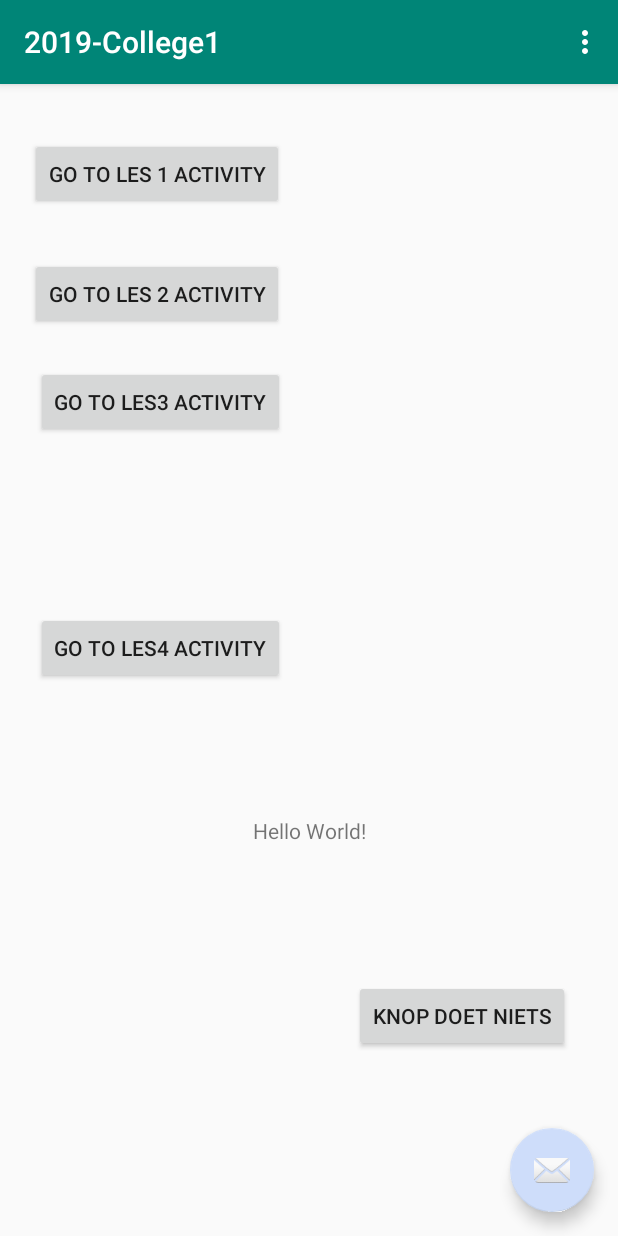
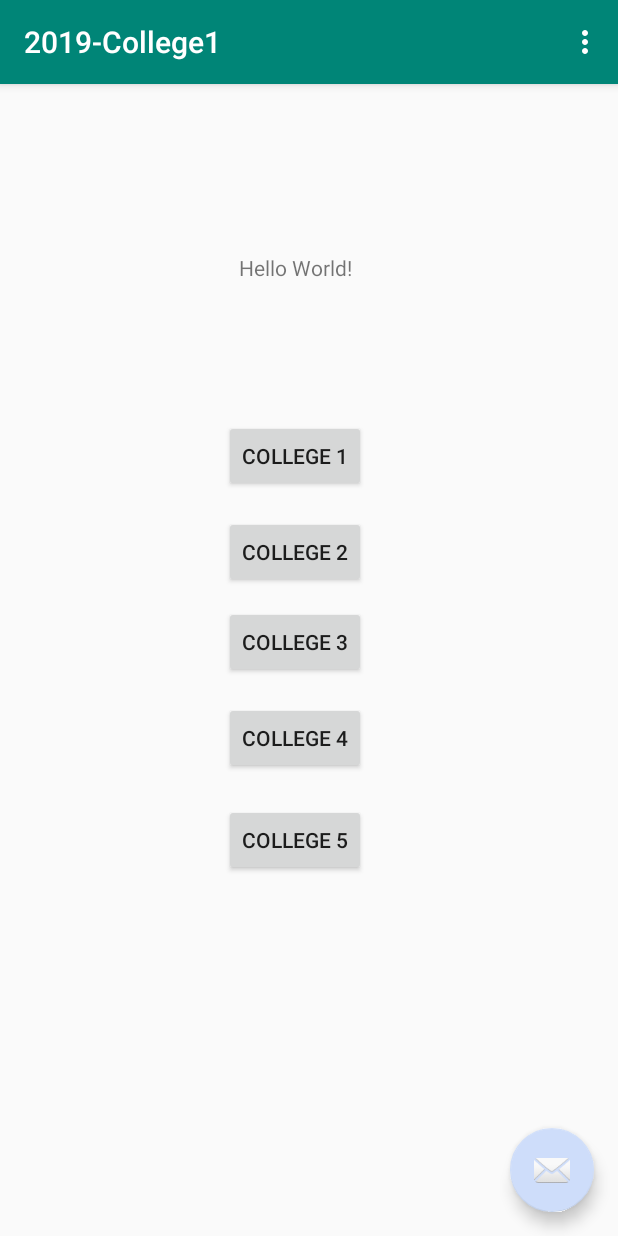
Before and after one commit to mjboere/IKPMD_2019_Les1, an Android app: the screen it shows after launch (MainActivity), on a phone screen of 412 x 824 dp. Run offline under Robolectric (Android 15) with nearby library versions, the phone set to English and light mode, and no system bars.

Commit message:
College 5 code added.

```diff
--- a/app/src/main/AndroidManifest.xml
+++ b/app/src/main/AndroidManifest.xml
@@ -12,9 +12,13 @@
         android:supportsRtl="true"
         android:theme="@style/AppTheme">
         <activity
+            android:name=".Les5Activity"
+            android:label="@string/title_activity_les5"
+            android:theme="@style/AppTheme.NoActionBar"></activity>
+        <activity
             android:name=".Les4Activity"
             android:label="@string/title_activity_les4"
-            android:theme="@style/AppTheme.NoActionBar"></activity>
+            android:theme="@style/AppTheme.NoActionBar" />
         <activity android:name=".list.CourseListActivity" />
         <activity android:name=".graphs.BarChart" />
         <activity android:name=".graphs.PieChartActivity" />
--- a/app/src/main/java/boere/a2019_college1/MainActivity.java
+++ b/app/src/main/java/boere/a2019_college1/MainActivity.java
@@ -116,6 +116,9 @@ public class MainActivity extends AppCompatActivity {
         startActivity(new Intent(MainActivity.this, Les4Activity.class));
     }
 
+    public void les5ActivityButtonClicked(View v) {
+        startActivity(new Intent(MainActivity.this, Les5Activity.class));
+    }
 
     public void michielsFunctie (View v) {
         // DOE IETS
--- a/app/src/main/res/layout/content_main.xml
+++ b/app/src/main/res/layout/content_main.xml
@@ -9,88 +9,85 @@
     tools:showIn="@layout/activity_main">
 
     <TextView
+        android:id="@+id/textView"
         android:layout_width="wrap_content"
         android:layout_height="wrap_content"
+        android:layout_marginTop="28dp"
+        android:layout_marginBottom="8dp"
         android:text="Hello World!"
-        app:layout_constraintBottom_toBottomOf="parent"
+        app:layout_constraintBottom_toTopOf="@+id/button"
+        app:layout_constraintHorizontal_bias="0.473"
         app:layout_constraintLeft_toLeftOf="parent"
         app:layout_constraintRight_toRightOf="parent"
-        app:layout_constraintTop_toTopOf="parent"
-        app:layout_constraintVertical_bias="0.652" />
+        app:layout_constraintTop_toTopOf="parent" />
 
     <Button
         android:id="@+id/button"
         android:layout_width="wrap_content"
         android:layout_height="wrap_content"
         android:layout_marginStart="8dp"
-        android:layout_marginTop="36dp"
         android:layout_marginEnd="8dp"
+        android:layout_marginBottom="16dp"
         android:text="@string/button_les1"
+        app:layout_constraintBottom_toTopOf="@+id/button4"
         app:layout_constraintEnd_toEndOf="parent"
-        app:layout_constraintHorizontal_bias="0.053"
-        app:layout_constraintStart_toStartOf="parent"
-        app:layout_constraintTop_toTopOf="parent" />
+        app:layout_constraintHorizontal_bias="0.47"
+        app:layout_constraintStart_toStartOf="parent" />
 
     <Button
         android:id="@+id/button3"
         android:layout_width="wrap_content"
         android:layout_height="wrap_content"
         android:layout_marginStart="8dp"
-        android:layout_marginTop="8dp"
         android:layout_marginEnd="8dp"
-        android:layout_marginBottom="8dp"
-        android:onClick="michielsFunctie"
-        android:text="Knop Doet Niets"
+        android:layout_marginBottom="240dp"
+        android:onClick="les5ActivityButtonClicked"
+        android:text="@string/button_les5"
         app:layout_constraintBottom_toBottomOf="parent"
         app:layout_constraintEnd_toEndOf="parent"
-        app:layout_constraintHorizontal_bias="0.612"
-        app:layout_constraintStart_toEndOf="@+id/button"
-        app:layout_constraintTop_toTopOf="parent"
-        app:layout_constraintVertical_bias="0.837" />
+        app:layout_constraintHorizontal_bias="0.47"
+        app:layout_constraintStart_toStartOf="parent" />
 
     <Button
         android:id="@+id/button4"
         android:layout_width="wrap_content"
         android:layout_height="wrap_content"
         android:layout_marginStart="8dp"
-        android:layout_marginTop="32dp"
         android:layout_marginEnd="8dp"
+        android:layout_marginBottom="12dp"
         android:onClick="les2ActivityButtonClicked"
-        android:text="Go To Les 2 Activity"
+        android:text="@string/button_les2"
+        app:layout_constraintBottom_toTopOf="@+id/button10"
         app:layout_constraintEnd_toEndOf="parent"
-        app:layout_constraintHorizontal_bias="0.053"
-        app:layout_constraintStart_toStartOf="parent"
-        app:layout_constraintTop_toBottomOf="@+id/button" />
+        app:layout_constraintHorizontal_bias="0.47"
+        app:layout_constraintStart_toStartOf="parent" />
 
     <Button
         android:id="@+id/button10"
         android:layout_width="wrap_content"
         android:layout_height="wrap_content"
         android:layout_marginStart="8dp"
-        android:layout_marginTop="24dp"
         android:layout_marginEnd="8dp"
+        android:layout_marginBottom="16dp"
         android:onClick="les3ActivityButtonClicked"
-        android:text="Go To Les3 Activity"
+        android:text="@string/button_les3"
+        app:layout_constraintBottom_toTopOf="@+id/button16"
         app:layout_constraintEnd_toEndOf="parent"
-        app:layout_constraintHorizontal_bias="0.069"
-        app:layout_constraintStart_toStartOf="parent"
-        app:layout_constraintTop_toBottomOf="@+id/button4" />
+        app:layout_constraintHorizontal_bias="0.47"
+        app:layout_constraintStart_toStartOf="parent" />
 
     <Button
         android:id="@+id/button16"
         android:layout_width="wrap_content"
         android:layout_height="wrap_content"
         android:layout_marginStart="8dp"
-        android:layout_marginTop="8dp"
         android:layout_marginEnd="8dp"
-        android:layout_marginBottom="368dp"
+        android:layout_marginBottom="20dp"
         android:onClick="les4ActivityButtonClicked"
-        android:text="Go To Les4 Activity"
-        app:layout_constraintBottom_toBottomOf="parent"
+        android:text="@string/button_les4"
+        app:layout_constraintBottom_toTopOf="@+id/button3"
         app:layout_constraintEnd_toEndOf="parent"
-        app:layout_constraintHorizontal_bias="0.069"
-        app:layout_constraintStart_toStartOf="parent"
-        app:layout_constraintTop_toBottomOf="@+id/button10"
-        app:layout_constraintVertical_bias="1.0" />
+        app:layout_constraintHorizontal_bias="0.47"
+        app:layout_constraintStart_toStartOf="parent" />
 
 </android.support.constraint.ConstraintLayout>
--- a/app/src/main/res/values/strings.xml
+++ b/app/src/main/res/values/strings.xml
@@ -1,12 +1,15 @@
 <resources>
     <string name="app_name">2019-College1</string>
     <string name="action_settings">Settings</string>
+    <string name="michielsKnop">michielsFunctie</string>
+    <string name="button_les1"> College 1 </string>
+    <string name="button_les2"> College 2 </string>
+    <string name="button_les3"> College 3 </string>
+    <string name="button_les4"> College 4 </string>
+    <string name="button_les5"> College 5 </string>
     <string name="title_activity_les1">Les1Activity</string>
-    <string name="michielsKnop">michielsFunctie</string>
-    <string name="button_les1">Go to Les 1 Activity</string>
-    <string name="button_les2">Go to Les 2 Activity</string>
+    <string name="title_activity_les2">Les2Activity</string>
     <string name="title_activity_les3">Les3Activity</string>
     <string name="title_activity_les4">Les4Activity</string>
-
-
+    <string name="title_activity_les5">Les5Activity</string>
 </resources>
--- a/build.gradle
+++ b/build.gradle
@@ -8,7 +8,7 @@ buildscript {
     }
     dependencies {
         classpath 'com.android.tools.build:gradle:3.3.0'
-
+        classpath 'com.google.gms:google-services:4.0.1'
         // NOTE: Do not place your application dependencies here; they belong
         // in the individual module build.gradle files
     }
```
Also changed, not shown: app/build.gradle (+5 -3 lines), app/src/main/java/boere/a2019_college1/Les5Activity.java (added, +72 -0 lines), app/src/main/res/layout/activity_les5.xml (added, +33 -0 lines), app/src/main/res/layout/content_les3.xml (+17 -3 lines), app/src/main/res/layout/content_les5.xml (added, +11 -0 lines), 1 other file.
